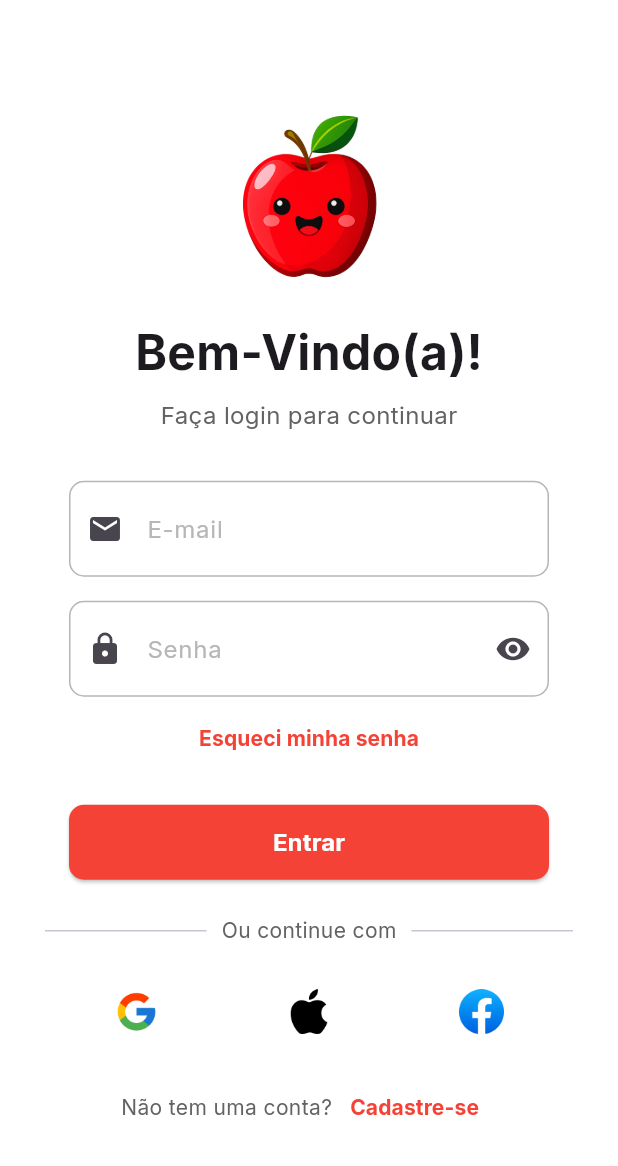
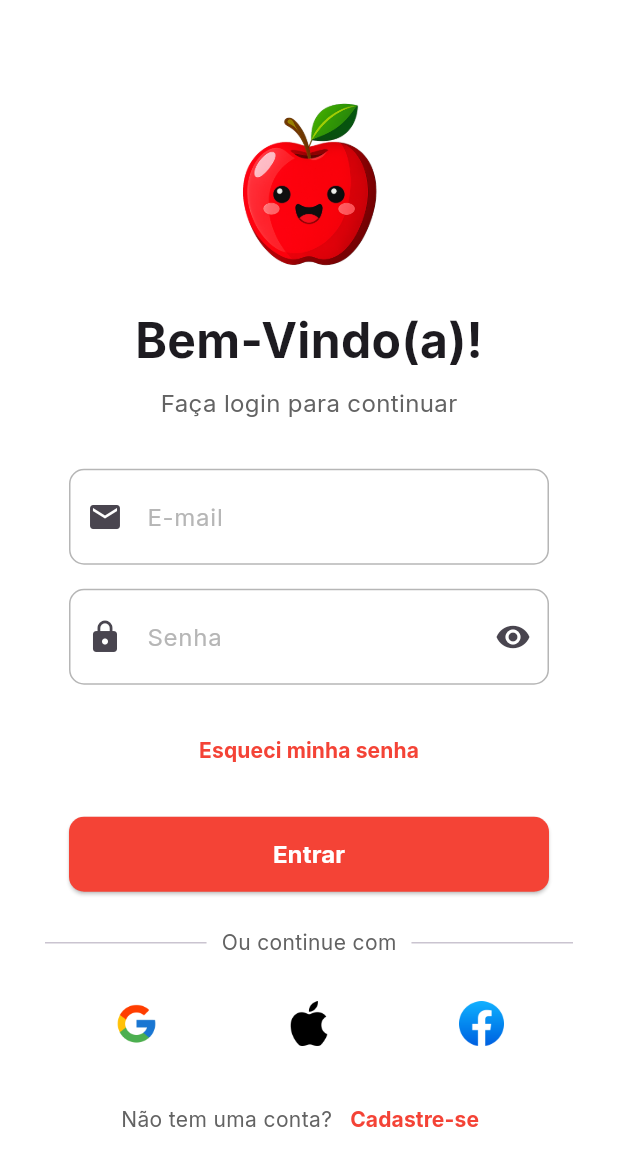
Before and after one commit to h3llsyn/Pimbi, a Flutter app: the screen it shows after launch, on a phone screen of 412 x 824 dp. Shown: the top 1166 px of the screen. Run offline on Flutter 3.47's test engine with Material 3 defaults, Android fonts, the phone set to English and light mode, and no system bars; our stand-ins replace google_fonts.

Commit message:
Ajustando pequeno espaçamento na tela login

```diff
--- a/lib/pages/login.dart
+++ b/lib/pages/login.dart
@@ -32,7 +32,7 @@ class LoginPage extends StatelessWidget {
             CustomTextForm(label: 'E-mail', icon: Icons.email),
             const SizedBox(height: 16),
             CustomTextForm(label: 'Senha', icon: Icons.lock, isObscure: true),
-            const SizedBox(height: 4),
+            const SizedBox(height: 20),
             TextButton(onPressed: (){},
               style: TextButton.styleFrom(
                 enabledMouseCursor: SystemMouseCursors.click,
```
